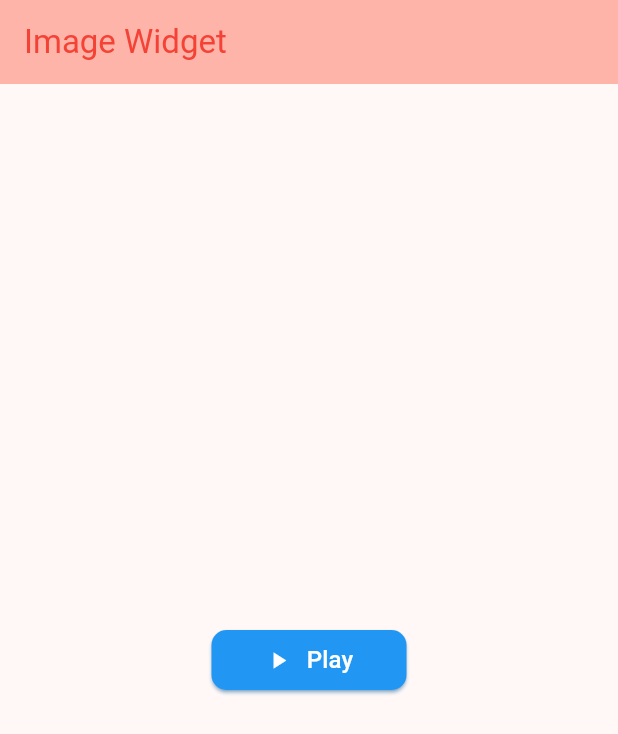
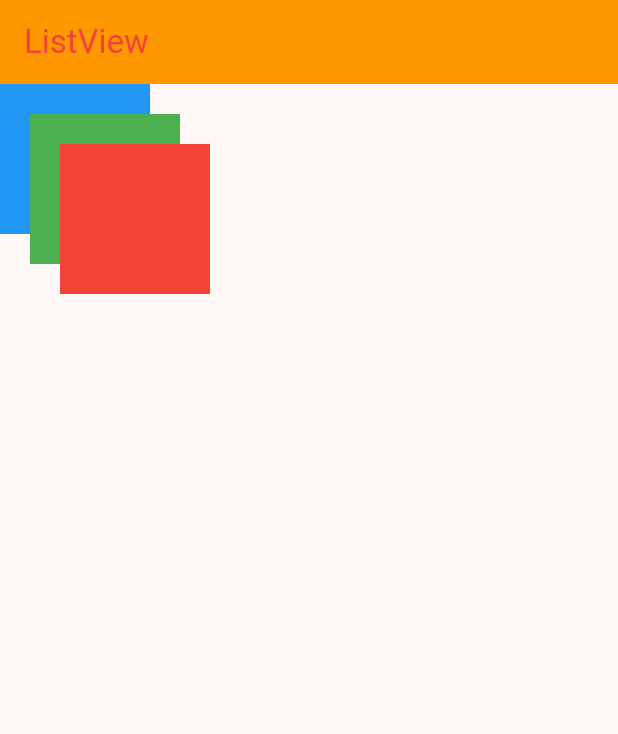
Before and after one commit to samirmangroliya/fluttersecondapp, a Flutter app: the screen it shows after launch, on a phone screen of 412 x 824 dp. Shown: the top 734 px of the screen. Run offline on Flutter 3.47's test engine with Material 3 defaults, Android fonts, the phone set to English and light mode, and no system bars.

Commit message:
Stack in flutter

```diff
--- a/lib/main.dart
+++ b/lib/main.dart
@@ -1,5 +1,5 @@
 import 'package:flutter/material.dart';
-import 'package:fluttersecondapp/customwidget/RoundedButtonExample.dart';
+import 'package:fluttersecondapp/stacks/StackExample.dart';
 
 void main() {
   runApp(const MyApp());
@@ -38,5 +38,5 @@ class MyHomePage extends StatefulWidget {
   final String title;
 
   @override
-  State<MyHomePage> createState() => RoundedButtonExample();
+  State<MyHomePage> createState() => StackExample();
 }
--- /dev/null
+++ b/lib/stacks/StackExample.dart
@@ -0,0 +1,30 @@
+import 'package:flutter/material.dart';
+import 'package:fluttersecondapp/main.dart';
+
+class StackExample extends State<MyHomePage> {
+  @override
+  Widget build(BuildContext context) {
+    return Scaffold(
+      appBar: AppBar(backgroundColor: Colors.orange, title: Text("ListView")),
+      body: Container(
+        width: 300,
+        height: 300,
+        child: Stack(
+          children: [
+            Container(width: 100, height: 100, color: Colors.blue),
+            Positioned(
+              left: 20,
+              top: 20,
+              child: Container(width: 100, height: 100, color: Colors.green),
+            ),
+            Positioned(
+              left: 40,
+              top: 40,
+              child: Container(width: 100, height: 100, color: Colors.red),
+            ),
+          ],
+        ),
+      ),
+    );
+  }
+}
```
